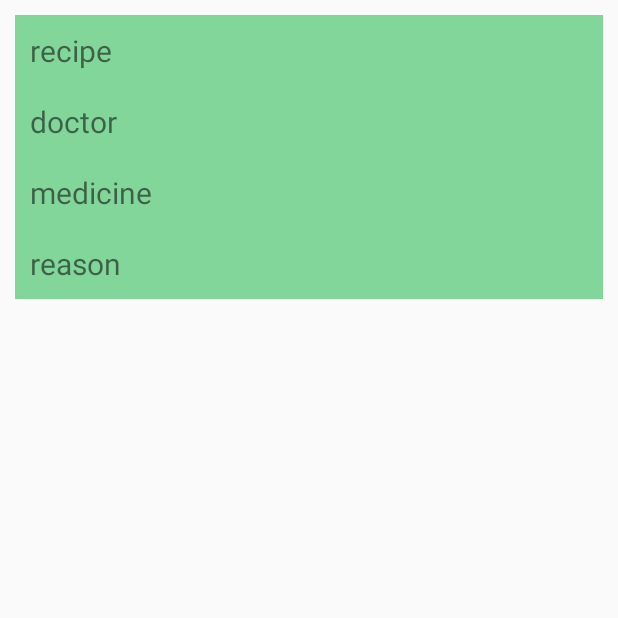
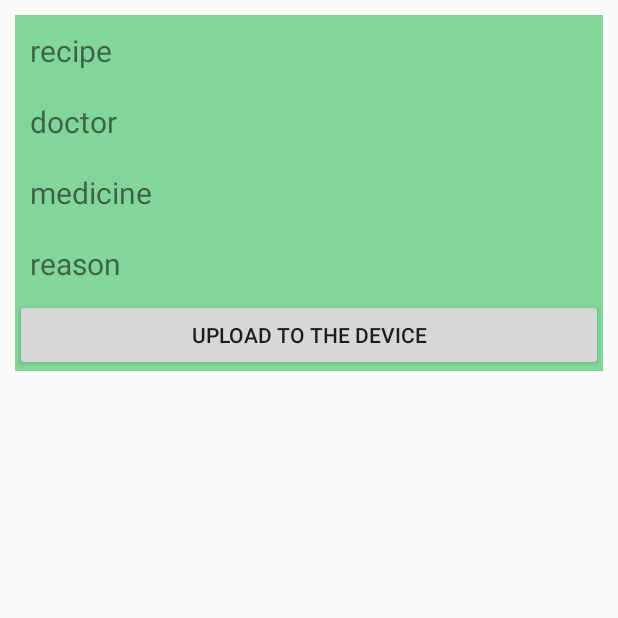
Before and after one commit to vkaidalov/medsuccess, an Android app: the RecipeDetailActivity screen opened directly, with no data from a screen before it, on a phone screen of 412 x 824 dp, the top half of it. Run offline under Robolectric (Android 15) with nearby library versions, the phone set to English and light mode, and no system bars; our stand-ins replace RxJava; network calls fail.

Commit message:
added button prototype

```diff
--- a/android/app/src/main/java/com/example/vadym/medsuccess/Utils.kt
+++ b/android/app/src/main/java/com/example/vadym/medsuccess/Utils.kt
@@ -4,7 +4,7 @@ import io.reactivex.Observable
 import java.net.HttpURLConnection
 import java.net.URL
 
-const val domain = "http://192.168.0.101:8000"
+const val domain = "http://192.168.43.60:8000"
 var token = ""
 
 fun createRequest(url: String) = Observable.create<String> {
--- a/android/app/src/main/res/layout/activity_recipe_detail.xml
+++ b/android/app/src/main/res/layout/activity_recipe_detail.xml
@@ -49,6 +49,13 @@
                     android:id="@+id/reason"
                     android:layout_width="match_parent"
                     android:layout_height="wrap_content" />
+
+                <Button
+                    android:id="@+id/upload_button"
+                    android:text="Upload to the device"
+                    android:textAlignment="center"
+                    android:layout_width="match_parent"
+                    android:layout_height="wrap_content" />
             </LinearLayout>
 
             <LinearLayout
```
